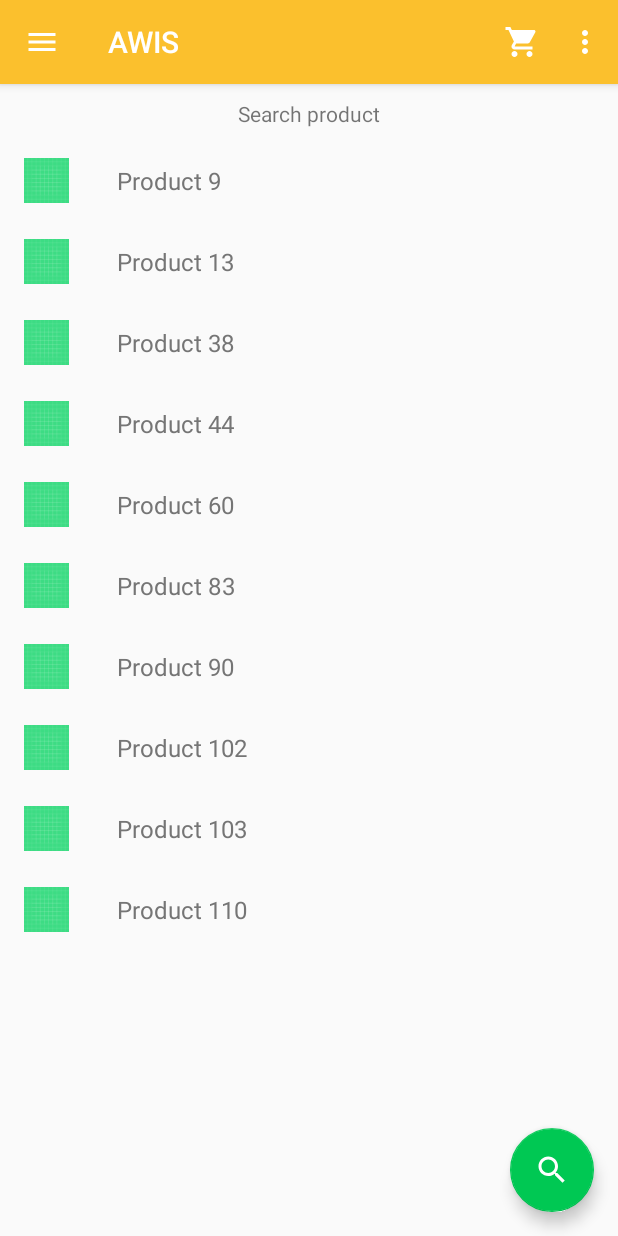
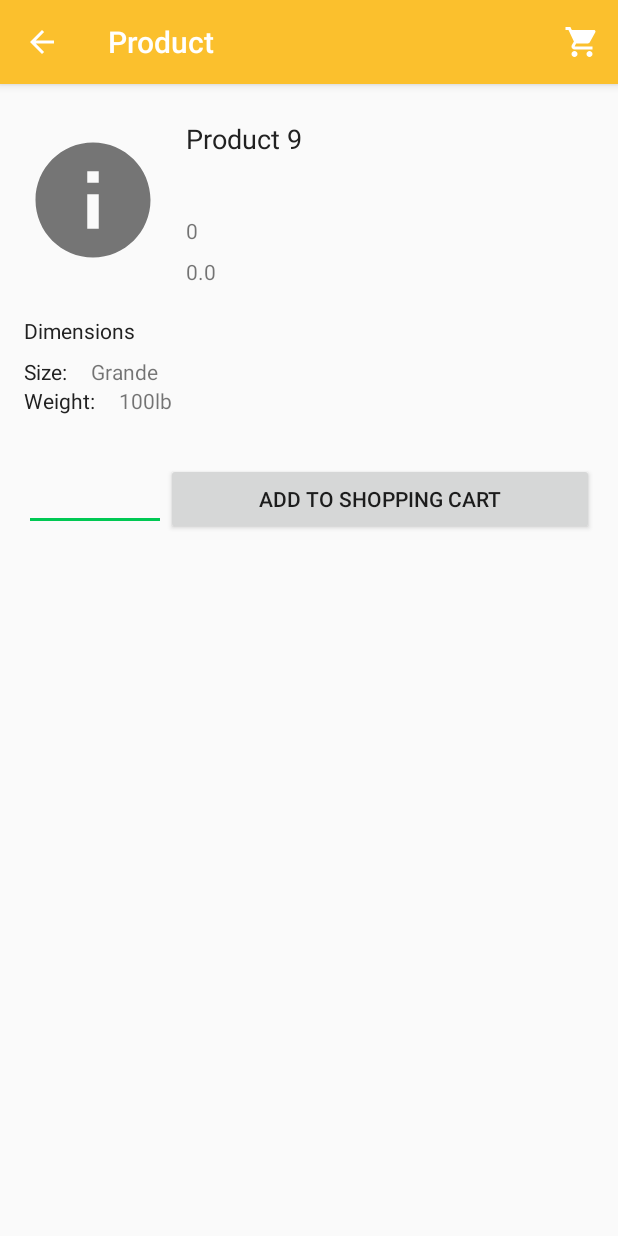
Before and after one commit to tobiasbriones/cp-unah-mm543-awis, an Android app: the screen it shows after launch (MainActivity before the commit, ProductActivity after it), after a tap on an icon or button, on a phone screen of 412 x 824 dp. Run offline under Robolectric (Android 15) with nearby library versions, the phone set to English and light mode, and no system bars.

Commit message:
Product activity implemented

```diff
--- a/app/src/main/java/com/mm543/awis/ui/main/search/ProductSearchFragment.kt
+++ b/app/src/main/java/com/mm543/awis/ui/main/search/ProductSearchFragment.kt
@@ -11,23 +11,25 @@
 
 package com.mm543.awis.ui.main.search
 
+import android.content.Intent
 import android.os.Bundle
-import android.util.Log
 import android.view.LayoutInflater
 import android.view.View
 import android.view.ViewGroup
-import android.widget.Toast
 import androidx.fragment.app.Fragment
 import androidx.recyclerview.widget.LinearLayoutManager
-import com.mm543.awis.MainActivity
 import com.mm543.awis.R
 import com.mm543.awis.domain.model.Product
 import com.mm543.awis.repository.AppProductRepository
 import com.mm543.awis.ui.main.nav.NavDrawerAdapter
 import com.mm543.awis.ui.main.nav.NavDrawerItem
+import com.mm543.awis.ui.product.ProductActivity
 import kotlinx.android.synthetic.main.fragment_product_search.*
 
 class ProductSearchFragment : Fragment() {
+
+    // Temporal implementation!
+    private lateinit var products: List<Product>
 
     override fun onCreateView(
         inflater: LayoutInflater, container: ViewGroup?,
@@ -46,8 +48,7 @@ class ProductSearchFragment : Fragment() {
     }
 
     private fun onItemClick(position: Int, item: NavDrawerItem) {
-        Toast.makeText(requireContext(), "" + item.itemName, Toast.LENGTH_LONG).show()
-        (activity as MainActivity).closeDrawer(item)
+        startProductActivity(products[position])
     }
 
     private fun setUpViews() {
@@ -59,11 +60,11 @@ class ProductSearchFragment : Fragment() {
     }
 
     private fun prepareNavItems(): List<NavDrawerItem> {
-        val products = getRandomProducts()
-        val menuItemsList = ArrayList<NavDrawerItem>()
+        products = getRandomProducts()
+        val menuItemList = ArrayList<NavDrawerItem>()
 
         products.forEach {
-            menuItemsList.add(
+            menuItemList.add(
                 NavDrawerItem(
                     it.productId,
                     it.name,
@@ -71,7 +72,7 @@ class ProductSearchFragment : Fragment() {
                 )
             )
         }
-        return menuItemsList
+        return menuItemList
     }
 
     private fun getRandomProducts(): List<Product> {
@@ -79,4 +80,11 @@ class ProductSearchFragment : Fragment() {
         return repository.getAll(0, 10)
     }
 
+    private fun startProductActivity(product: Product) {
+        val intent = Intent(activity, ProductActivity::class.java)
+
+        intent.putExtra("product", product)
+        startActivity(intent)
+    }
+
 }
--- /dev/null
+++ b/app/src/main/java/com/mm543/awis/ui/product/ProductActivity.kt
@@ -0,0 +1,73 @@
+/*
+ * AWIS: Adventure Works Information Systems, Android App
+ * Created for the MM543-0900-3-2020 course.
+ * Team: Tobias Briones, Juan Varela
+ *
+ * Copyright (c) 2020 Tobias Briones.
+ *
+ * This source code is licensed under the MIT license found in the
+ * LICENSE file in the root directory of this source tree.
+ */
+
+package com.mm543.awis.ui.product
+
+import android.os.Bundle
+import android.text.Editable
+import android.view.Menu
+import android.view.MenuItem
+import android.view.View
+import androidx.appcompat.app.AppCompatActivity
+import com.mm543.awis.R
+import com.mm543.awis.domain.model.Product
+import kotlinx.android.synthetic.main.content_product.*
+
+class ProductActivity : AppCompatActivity(), View.OnClickListener {
+    private var product: Product? = null
+
+    override fun onCreate(savedInstanceState: Bundle?) {
+        super.onCreate(savedInstanceState)
+        val extras = intent.extras
+        product = extras?.getSerializable("product") as Product?
+
+        setContentView(R.layout.activity_product)
+        setSupportActionBar(findViewById(R.id.toolbar))
+        supportActionBar?.setDisplayHomeAsUpEnabled(true)
+        supportActionBar?.setDisplayShowHomeEnabled(true)
+        initView()
+    }
+
+    override fun onCreateOptionsMenu(menu: Menu?): Boolean {
+        menuInflater.inflate(R.menu.menu_product, menu)
+        return true
+    }
+
+    override fun onOptionsItemSelected(item: MenuItem): Boolean {
+        when (item.itemId) {
+            android.R.id.home -> navigateBack()
+            R.id.action_shopping_cart -> startShoppingCartActivity()
+        }
+        return true
+    }
+
+    override fun onClick(v: View?) {
+        TODO("Not yet implemented")
+    }
+
+    private fun initView() {
+        product_name_text.text = product?.name
+        product_color_text.text = product?.color.toString()
+        product_price_text.text = product?.listPrice.toString()
+
+        product_size_text.text = "Grande"
+        product_weight_text.text = "100lb"
+        add_to_cart_button.setOnClickListener(this)
+    }
+
+    private fun startShoppingCartActivity() {
+        TODO("Not yet implemented")
+    }
+
+    private fun navigateBack() {
+        onBackPressed()
+    }
+}
--- /dev/null
+++ b/app/src/main/res/layout/activity_product.xml
@@ -0,0 +1,34 @@
+<?xml version="1.0" encoding="utf-8"?>
+<LinearLayout xmlns:android="http://schemas.android.com/apk/res/android"
+    xmlns:tools="http://schemas.android.com/tools"
+    xmlns:app="http://schemas.android.com/apk/res-auto"
+    tools:context=".ui.user.UserActivity"
+    android:layout_width="match_parent"
+    android:layout_height="match_parent"
+    android:orientation="vertical">
+
+    <com.google.android.material.appbar.AppBarLayout
+        android:layout_width="match_parent"
+        android:layout_height="wrap_content"
+        android:theme="@style/AppTheme.AppBarOverlay">
+
+        <androidx.appcompat.widget.Toolbar
+            android:id="@+id/toolbar"
+            app:menu="@menu/menu_product"
+            app:navigationIcon="@drawable/ic_navigation_back"
+            app:popupTheme="@style/AppTheme.PopupOverlay"
+            android:layout_width="match_parent"
+            android:layout_height="?attr/actionBarSize"
+            android:background="?attr/colorPrimary" />
+
+    </com.google.android.material.appbar.AppBarLayout>
+
+    <ScrollView
+        android:layout_width="match_parent"
+        android:layout_height="wrap_content">
+
+        <include layout="@layout/content_product" />
+
+    </ScrollView>
+
+</LinearLayout>
--- /dev/null
+++ b/app/src/main/res/layout/content_product.xml
@@ -0,0 +1,128 @@
+<?xml version="1.0" encoding="utf-8"?>
+<LinearLayout xmlns:android="http://schemas.android.com/apk/res/android"
+    xmlns:app="http://schemas.android.com/apk/res-auto"
+    xmlns:tools="http://schemas.android.com/tools"
+    android:layout_width="match_parent"
+    android:layout_height="match_parent"
+    android:orientation="vertical"
+    android:padding="@dimen/spacing_16">
+
+    <LinearLayout
+        android:layout_width="match_parent"
+        android:layout_height="wrap_content"
+        android:orientation="horizontal">
+
+        <ImageView
+            android:id="@+id/product_image"
+            android:layout_width="92dp"
+            android:layout_height="92dp"
+            android:layout_gravity="center"
+            android:contentDescription="@string/product_image_content_desc"
+            app:srcCompat="@drawable/ic_baseline_info_24" />
+
+        <LinearLayout
+            android:layout_width="match_parent"
+            android:layout_height="wrap_content"
+            android:layout_marginStart="16dp"
+            android:orientation="vertical">
+
+            <TextView
+                android:id="@+id/product_name_text"
+                android:layout_width="match_parent"
+                android:layout_height="wrap_content"
+                android:layout_marginVertical="@dimen/spacing_8"
+                android:textColor="@color/primaryText"
+                android:textSize="18sp" />
+
+            <TextView
+                android:id="@+id/product_code_text"
+                android:layout_width="match_parent"
+                android:layout_height="wrap_content"
+                android:layout_marginVertical="@dimen/spacing_4" />
+
+            <TextView
+                android:id="@+id/product_color_text"
+                android:layout_width="match_parent"
+                android:layout_height="wrap_content"
+                android:layout_marginVertical="@dimen/spacing_4" />
+
+            <TextView
+                android:id="@+id/product_price_text"
+                android:layout_width="match_parent"
+                android:layout_height="wrap_content"
+                android:layout_marginVertical="@dimen/spacing_4" />
+
+        </LinearLayout>
+
+    </LinearLayout>
+
+    <LinearLayout
+        android:layout_width="match_parent"
+        android:layout_height="wrap_content"
+        android:layout_marginVertical="@dimen/spacing_16"
+        android:orientation="vertical">
+
+        <TextView
+            android:layout_width="match_parent"
+            android:layout_height="wrap_content"
+            android:layout_marginBottom="@dimen/spacing_8"
+            android:text="@string/dimensions"
+            android:textColor="@color/primaryText" />
+
+        <LinearLayout
+            android:layout_width="match_parent"
+            android:layout_height="match_parent"
+            android:orientation="horizontal">
+            <TextView
+                android:layout_width="wrap_content"
+                android:layout_height="wrap_content"
+                android:layout_marginEnd="@dimen/spacing_16"
+                android:text="@string/product_size_field"
+                android:textColor="@color/primaryText" />
+            <TextView
+                android:id="@+id/product_size_text"
+                android:layout_width="match_parent"
+                android:layout_height="wrap_content" />
+        </LinearLayout>
+
+        <LinearLayout
+            android:layout_width="match_parent"
+            android:layout_height="match_parent"
+            android:orientation="horizontal">
+            <TextView
+                android:layout_width="wrap_content"
+                android:layout_height="wrap_content"
+                android:layout_marginEnd="@dimen/spacing_16"
+                android:text="@string/product_weight_field"
+                android:textColor="@color/primaryText" />
+            <TextView
+                android:id="@+id/product_weight_text"
+                android:layout_width="match_parent"
+                android:layout_height="wrap_content" />
+        </LinearLayout>
+
+    </LinearLayout>
+
+    <LinearLayout
+        android:layout_width="match_parent"
+        android:layout_height="wrap_content"
+        android:layout_marginVertical="@dimen/spacing_16"
+        android:orientation="horizontal"
+        android:weightSum="100">
+        <EditText
+            android:id="@+id/product_amount_edit_text"
+            android:layout_width="0dp"
+            android:layout_height="wrap_content"
+            android:layout_weight="25"
+            android:ems="10"
+            android:inputType="numberSigned"
+            tools:text="1" />
+        <Button
+            android:id="@+id/add_to_cart_button"
+            android:layout_width="0dp"
+            android:layout_height="wrap_content"
+            android:layout_weight="75"
+            android:text="@string/add_to_cart" />
+    </LinearLayout>
+
+</LinearLayout>
--- /dev/null
+++ b/app/src/main/res/menu/menu_product.xml
@@ -0,0 +1,10 @@
+<?xml version="1.0" encoding="utf-8"?>
+<menu xmlns:android="http://schemas.android.com/apk/res/android"
+    xmlns:app="http://schemas.android.com/apk/res-auto">
+    <item
+        android:id="@+id/action_shopping_cart"
+        android:orderInCategory="1"
+        android:icon="@drawable/ic_baseline_shopping_cart_24"
+        android:title="@string/item_shopping_cart"
+        app:showAsAction="ifRoom" />
+</menu>
--- a/app/src/main/res/values/dimens.xml
+++ b/app/src/main/res/values/dimens.xml
@@ -6,4 +6,5 @@
     <dimen name="nav_drawer_horizontal_margin">16dp</dimen>
     <dimen name="spacing_16">16dp</dimen>
     <dimen name="spacing_32">32dp</dimen>
+    <dimen name="spacing_8">8dp</dimen>
 </resources>
--- a/app/src/main/res/values/strings.xml
+++ b/app/src/main/res/values/strings.xml
@@ -33,4 +33,10 @@
     <string name="credit_card_number_field">Credit card number *</string>
     <string name="credit_card_expiration_field">Expiration (MM/YY) *</string>
     <string name="credit_card_code_field">Card code (CVV) *</string>
+    <string name="product">Product</string>
+    <string name="product_image_content_desc">Product image</string>
+    <string name="dimensions">Dimensions</string>
+    <string name="product_size_field">Size:</string>
+    <string name="product_weight_field">Weight:</string>
+    <string name="add_to_cart">Add to shopping cart</string>
 </resources>
```
Also changed, not shown: app/src/main/AndroidManifest.xml (+9 -0 lines).
